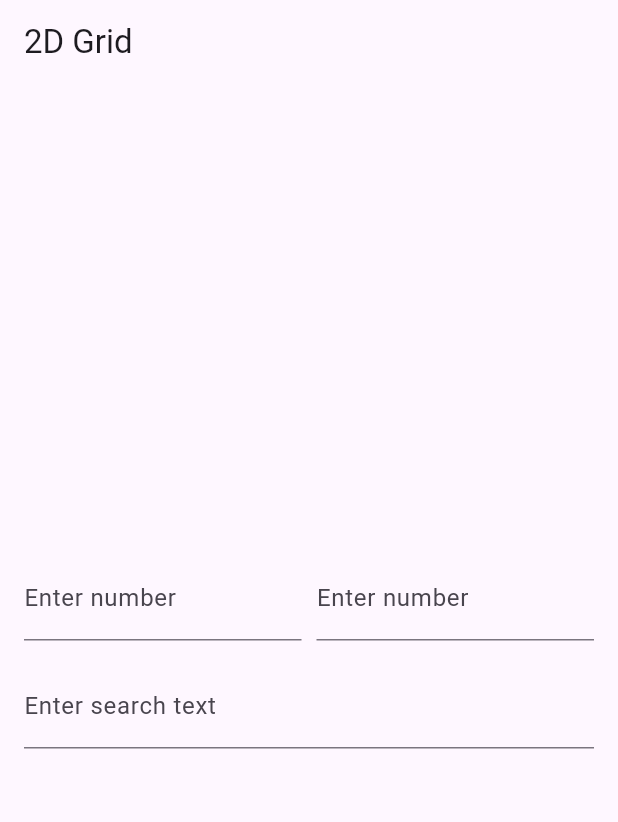
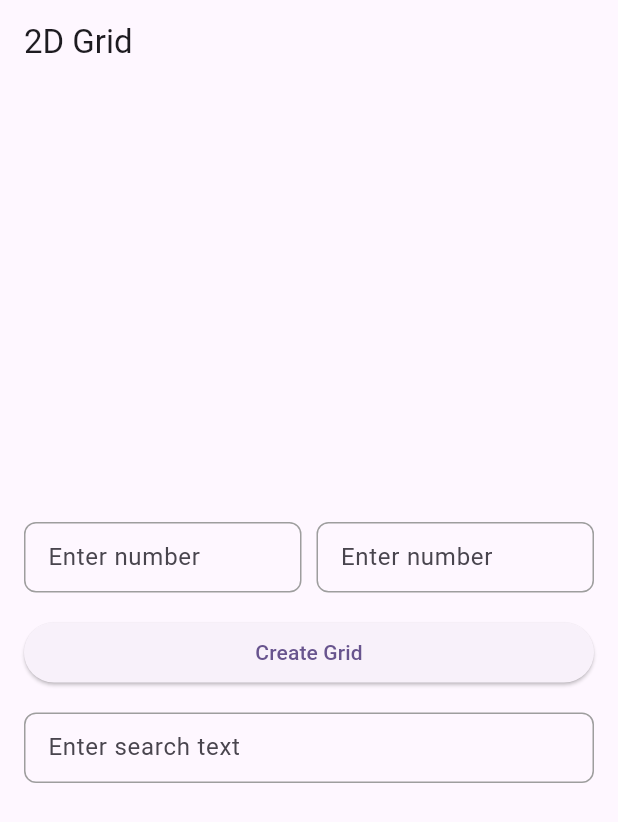
Before and after one commit to RoshanRyuu/mobigic_test, a Flutter app: the screen it shows after launch, on a phone screen of 412 x 824 dp. Shown: the top 822 px of the screen. Run offline on Flutter 3.47's test engine with Material 3 defaults, Android fonts, the phone set to English and light mode, and no system bars; our stand-ins replace get.

Commit message:
add components and search filter

```diff
--- /dev/null
+++ b/lib/screens/components/common_textfield.dart
@@ -0,0 +1,113 @@
+import 'package:flutter/material.dart';
+import 'package:flutter/services.dart';
+import 'package:mobigic_tets/screens/components/common_text.dart';
+
+class CommonTextField extends StatelessWidget {
+  final String? hintText;
+  final String? headerLabel;
+  final EdgeInsetsGeometry? contentPadding;
+  final Color? hintTextColor;
+  final FontWeight? hintTextFontWeight;
+  final double? hintTextFontSize;
+  final String? Function(String?)? validator;
+  final Color? fillColor;
+  final Color? borderColor;
+  final TextInputType? keyBoardType;
+  final TextEditingController? con;
+  final bool? readOnly;
+  final void Function()? onTap;
+  void Function(String)? onChanged;
+  final Widget? prefix;
+  final Widget? suffix;
+  final int? maxLine;
+  final List<TextInputFormatter>? inputFormatters;
+  final String? labelText;
+
+  CommonTextField({
+    Key? key,
+    this.hintText,
+    this.headerLabel,
+    this.contentPadding,
+    this.hintTextColor,
+    this.hintTextFontWeight,
+    this.hintTextFontSize,
+    this.fillColor,
+    this.borderColor,
+    this.keyBoardType,
+    this.onChanged,
+    this.con,
+    this.validator,
+    this.readOnly,
+    this.onTap,
+    this.prefix,
+    this.suffix,
+    this.labelText,
+    this.inputFormatters,
+    this.maxLine,
+  }) : super(key: key);
+
+  @override
+  Widget build(BuildContext context) {
+    return Column(
+      crossAxisAlignment: CrossAxisAlignment.start,
+      children: [
+        headerLabel != null
+            ? CommonText(
+                text: headerLabel,
+                color: Colors.black,
+                fontSize: 16,
+                fontWeight: FontWeight.w500,
+              )
+            : const SizedBox(),
+        headerLabel != null ? const SizedBox(height: 10) : const SizedBox(),
+        TextFormField(
+          maxLines: maxLine ?? 1,
+          controller: con,
+          keyboardType: keyBoardType,
+          validator: validator,
+          readOnly: readOnly ?? false,
+          onTap: onTap,
+          onChanged: onChanged,
+          enabled: true,
+          inputFormatters: inputFormatters,
+          style: const TextStyle(
+            color: Colors.black,
+            fontWeight: FontWeight.w400,
+            fontSize: 15,
+          ),
+          decoration: InputDecoration(
+            isDense: true,
+            hintText: hintText,
+            contentPadding: contentPadding,
+            prefixIcon: prefix,
+            suffixIcon: suffix,
+            labelText: labelText ?? "",
+            hintStyle: TextStyle(
+              color: hintTextColor ?? Colors.grey,
+              fontWeight: hintTextFontWeight ?? FontWeight.w700,
+              fontSize: hintTextFontSize ?? 16,
+            ),
+            border: OutlineInputBorder(
+              borderRadius: BorderRadius.circular(8),
+              borderSide: BorderSide(
+                color: borderColor ?? Colors.grey,
+              ),
+            ),
+            enabledBorder: OutlineInputBorder(
+              borderRadius: BorderRadius.circular(8),
+              borderSide: BorderSide(
+                color: borderColor ?? Colors.grey,
+              ),
+            ),
+            focusedBorder: OutlineInputBorder(
+              borderRadius: BorderRadius.circular(8),
+              borderSide: BorderSide(
+                color: borderColor ?? Colors.grey,
+              ),
+            ),
+          ),
+        ),
+      ],
+    );
+  }
+}
--- a/lib/screens/home_screen/home_screen.dart
+++ b/lib/screens/home_screen/home_screen.dart
@@ -1,6 +1,8 @@
 import 'package:flutter/material.dart';
+import 'package:flutter/services.dart';
 import 'package:get/get.dart';
 import 'package:mobigic_tets/controller/home_controller.dart';
+import 'package:mobigic_tets/screens/components/common_textfield.dart';
 
 class HomeScreen extends StatefulWidget {
   const HomeScreen({super.key});
@@ -23,37 +25,53 @@ class _HomeScreenState extends State<HomeScreen> {
             Row(
               children: [
                 Expanded(
-                  child: TextField(
-                    keyboardType: TextInputType.number,
-                    decoration: const InputDecoration(labelText: 'Enter number '),
+                  child: CommonTextField(
+                    keyBoardType: TextInputType.number,
+                    inputFormatters: [LengthLimitingTextInputFormatter(1)],
+                    labelText: 'Enter number',
                     onChanged: (value) {
                       int rows = int.tryParse(value) ?? 0;
                       homeCon.updateDimensions(rows, homeCon.n.value);
+                      homeCon.row.value = value;
                     },
                   ),
                 ),
                 const SizedBox(width: 10),
                 Expanded(
-                  child: TextField(
-                    keyboardType: TextInputType.number,
-                    decoration: const InputDecoration(labelText: 'Enter number'),
+                  child: CommonTextField(
+                    keyBoardType: TextInputType.number,
+                    inputFormatters: [LengthLimitingTextInputFormatter(1)],
+                    labelText: 'Enter number',
                     onChanged: (value) {
-                      int cols = int.tryParse(value) ?? 0;
-                      homeCon.updateDimensions(homeCon.m.value, cols);
+                      homeCon.col.value = value;
                     },
                   ),
                 ),
               ],
             ),
             const SizedBox(height: 16),
+            ElevatedButton(
+              onPressed: () {
+                if (homeCon.row.isEmpty) {
+                  Get.snackbar("Error", "Please enter row digit");
+                } else if (homeCon.col.isEmpty) {
+                  Get.snackbar("Error", "Please enter column digit");
+                } else {
+                  int cols = int.tryParse(homeCon.col.value) ?? 0;
+                  homeCon.updateDimensions(homeCon.m.value, cols);
+                }
+              },
+              child: const Center(child: Text("Create Grid")),
+            ),
+            const SizedBox(height: 16),
             Row(
               children: [
                 Expanded(
-                  child: TextField(
-                    controller: homeCon.searchTextController,
-                    decoration: const InputDecoration(labelText: 'Enter search text'),
+                  child: CommonTextField(
+                    con: homeCon.searchTextController,
+                    labelText: 'Enter search text',
                     onChanged: (value) {
-                      homeCon.searchText = value;
+                      homeCon.searchText.value = value;
                       homeCon.update();
                     },
                   ),
@@ -73,24 +91,22 @@ class _HomeScreenState extends State<HomeScreen> {
                         ),
                         itemCount: homeCon.m.value * homeCon.n.value,
                         itemBuilder: (context, index) {
+                          final int row = index ~/ homeCon.n.value;
+                          final int col = index % homeCon.n.value;
                           return Container(
-                            decoration: BoxDecoration(border: Border.all(color: Colors.black)),
-                            child: Center(
-                              child: Obx(
-                                () {
-                                  print(homeCon.controllers[index ~/ homeCon.n.value][index % homeCon.n.value].text
-                                      .contains(homeCon.searchTextController.text));
-                                  return Text(
-                                    homeCon.controllers[index ~/ homeCon.n.value][index % homeCon.n.value].text,
-                                    style: TextStyle(
-                                      fontWeight: homeCon
-                                              .controllers[index ~/ homeCon.n.value][index % homeCon.n.value].text
-                                              .contains(homeCon.searchTextController.text)
-                                          ? FontWeight.bold
-                                          : FontWeight.normal,
-                                    ),
-                                  );
-                                },
+                            decoration: BoxDecoration(
+                              border: Border.all(),
+                              borderRadius: BorderRadius.circular(10),
+                            ),
+                            child: Obx(
+                              () => Center(
+                                child: Text.rich(
+                                  TextSpan(
+                                    children: homeCon.highlightOccurrences(
+                                        homeCon.controllers[row][col].text, homeCon.searchText.value),
+                                    style: const TextStyle(color: Colors.grey),
+                                  ),
+                                ),
                               ),
                             ),
                           );
```
Also changed, not shown: lib/controller/home_controller.dart (+39 -25 lines), lib/screens/components/common_text.dart (added, +30 -0 lines).
